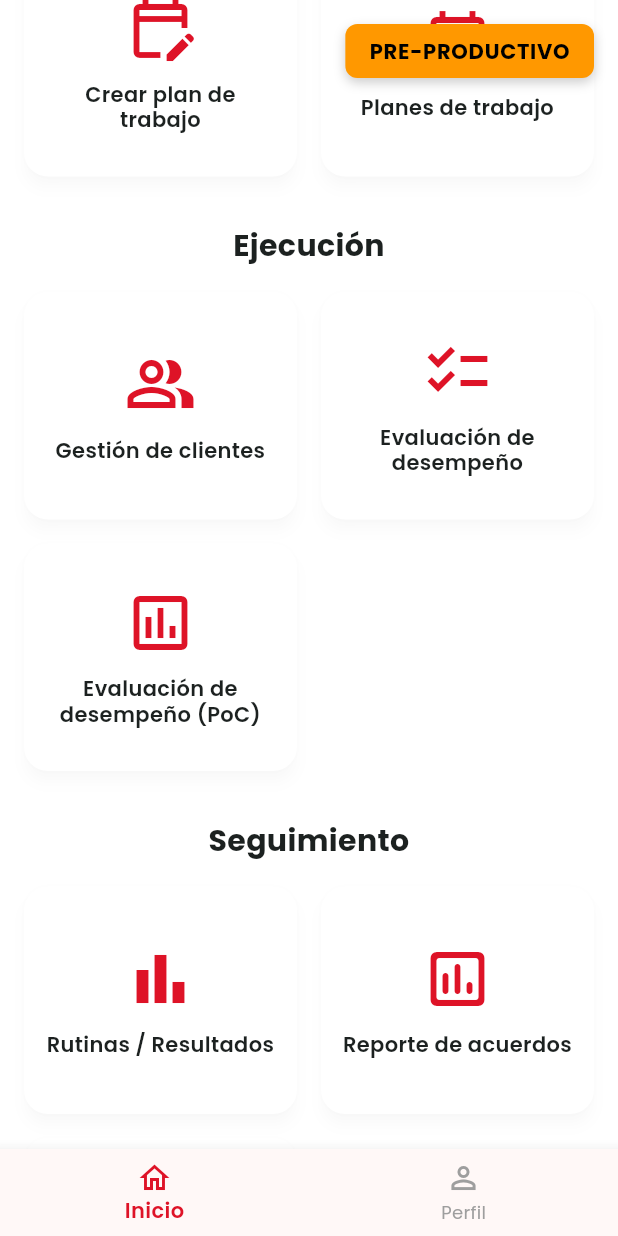
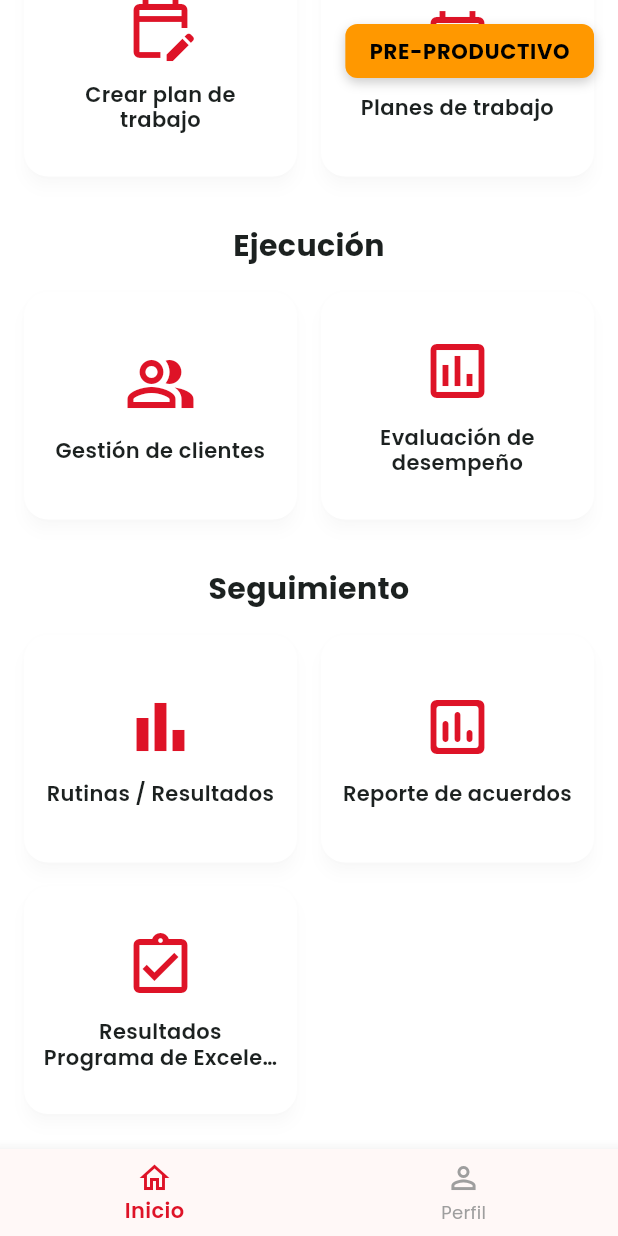
Before and after one commit to guillepuntouno/diana_lideres_comerciales, a Flutter app: the PantallaMenuPrincipal screen opened directly, scrolled down 369 dp, on a phone screen of 412 x 824 dp. Run offline on Flutter 3.47's test engine with Material 3 defaults, Android fonts, the light colour scheme and no system bars; our stand-ins replace app_links, connectivity_plus, diacritic, flutter_riverpod, geolocator, google_fonts and 5 more; missing offline and left inert: dart:html; accounts and stored records are empty; network calls fail.

Commit message:
Update pantalla_menu_principal.dart

```diff
--- a/lib/vistas/menu_principal/pantalla_menu_principal.dart
+++ b/lib/vistas/menu_principal/pantalla_menu_principal.dart
@@ -464,22 +464,8 @@ class _PantallaMenuPrincipalState extends State<PantallaMenuPrincipal> {
                         onTap: () => Navigator.pushNamed(context, '/rutina_diaria'),
                       ),
                       _MenuItem(
-                        icon: Icons.checklist_outlined,
+                        icon: Icons.assessment_outlined,
                         title: 'Evaluación de desempeño',
-                        onTap: () => Navigator.pushNamed(
-                          context,
-                          '/evaluacion_desempeno',
-                          arguments: {
-                            'liderData': _liderComercial?.toJson() ?? {},
-                            'rutaData': {},
-                            'pais': _liderComercial?.pais ?? '',
-                            'centroDistribucion': _liderComercial?.centroDistribucion ?? '',
-                          },
-                        ),
-                      ),
-                      _MenuItem(
-                        icon: Icons.assessment_outlined,
-                        title: 'Evaluación de desempeño (PoC)',
                         onTap: () => Navigator.pushNamed(context, '/evaluacion_desempenio_principal'),
                       ),
                     ],
@@ -505,20 +491,6 @@ class _PantallaMenuPrincipalState extends State<PantallaMenuPrincipal> {
                         icon: Icons.assignment_turned_in_outlined,
                         title: 'Resultados Programa de Excelencia',
                         onTap: () => Navigator.pushNamed(context, '/programa_excelencia'),
-                      ),
-                    ],
-                    crossAxisCount: crossAxisCount,
-                    childAspectRatio: childAspectRatio,
-                  ),
-                  const SizedBox(height: 32),
-
-                  _buildSection(
-                    title: 'Administración',
-                    items: [
-                      _MenuItem(
-                        icon: Icons.admin_panel_settings_outlined,
-                        title: 'Administración',
-                        onTap: () => Navigator.pushNamed(context, '/administracion'),
                       ),
                     ],
                     crossAxisCount: crossAxisCount,
```
